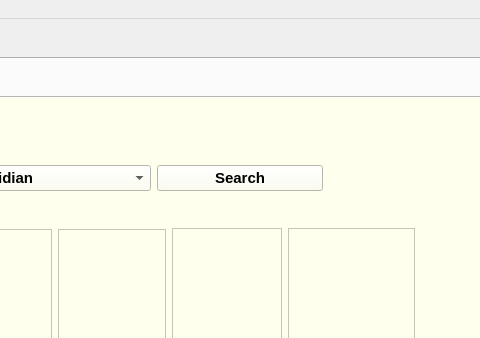
Before: the Qt Designer form spider_UI_layout.ui in leamoon/SpiderSys, drawn with Qt 5; both pictures show x 371 to 851 and y 0 to 338 of the 1164 by 778 pixel window.
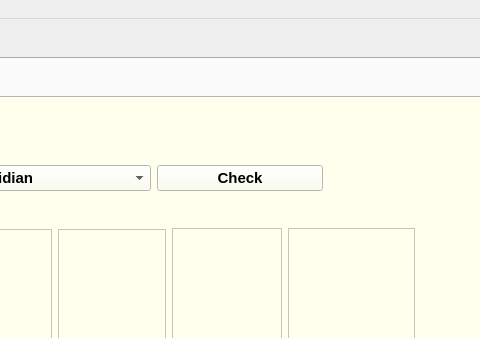
After: the same form once the commit is applied. The open tabs and pages were chosen to show the change. Icons and pictures are not drawn.

```diff
--- a/spider_UI_layout.ui
+++ b/spider_UI_layout.ui
@@ -833,7 +833,7 @@
               <string>click to get rank info</string>
              </property>
              <property name="text">
-              <string>Search</string>
+              <string>Check</string>
              </property>
              <property name="shortcut">
               <string>Return</string>
```
Left out of the diff: 14 changed lines with no effect on the pictures.
